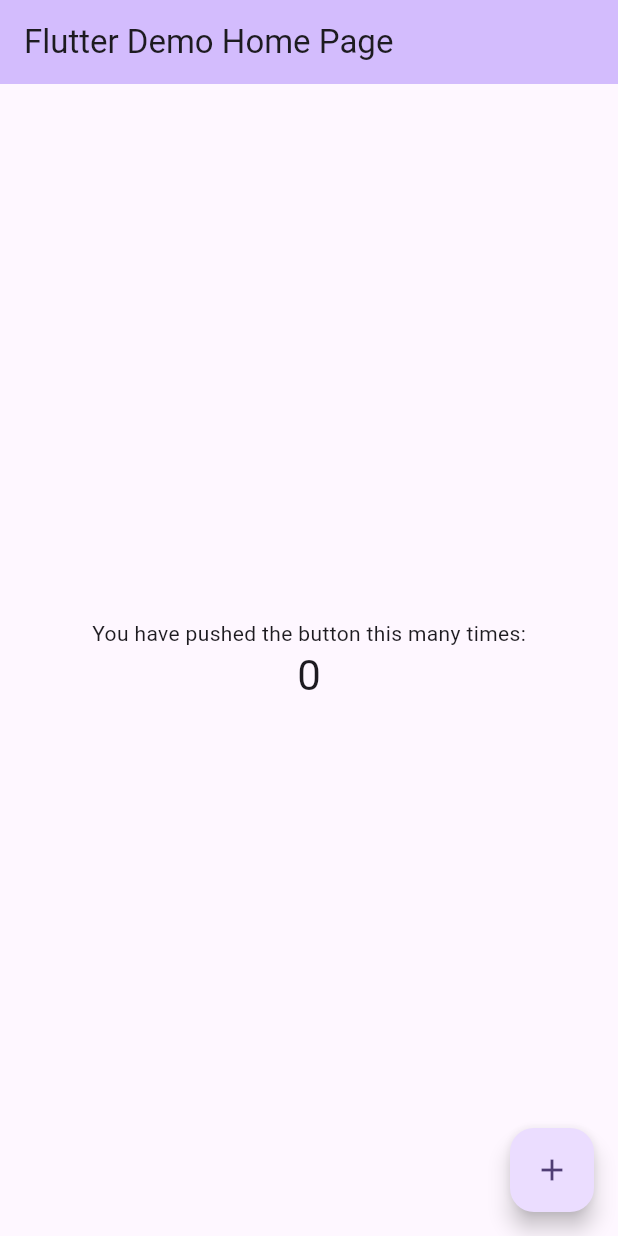
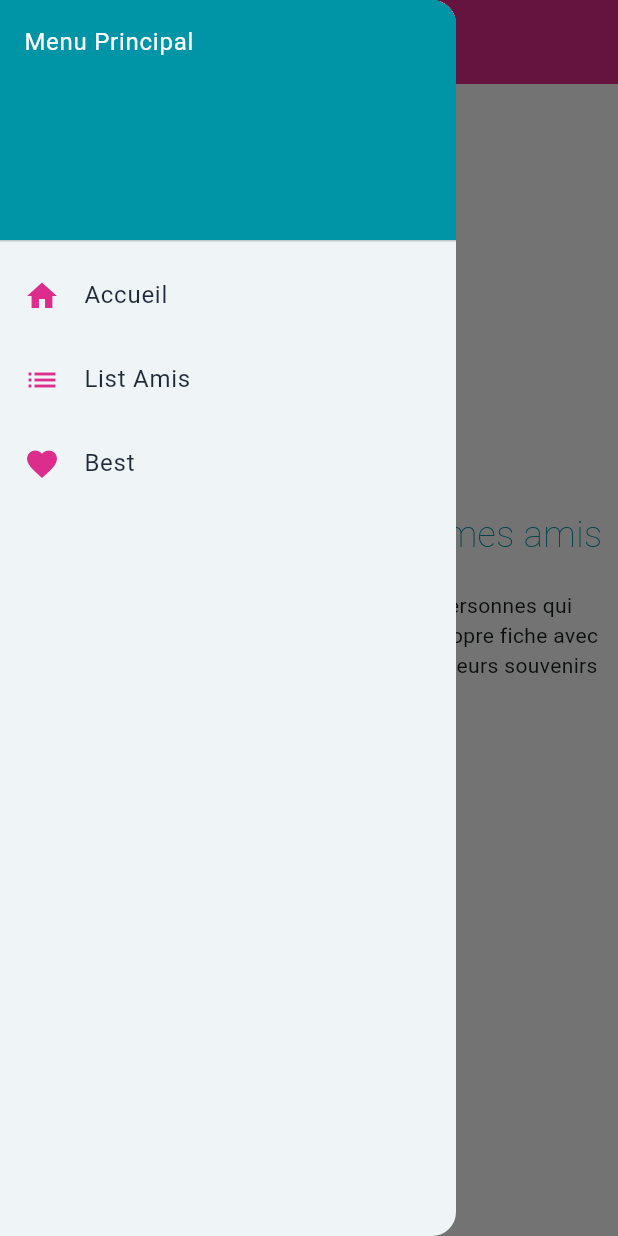
Before and after one commit to lmtlibass/tp-flutter-friends-app, a Flutter app: the screen it shows after launch, with the side drawer open (before the commit the screen has no drawer), on a phone screen of 412 x 824 dp. Run offline on Flutter 3.47's test engine with Material 3 defaults, Android fonts, the phone set to English and light mode, and no system bars.

Commit message:
home pahe -routes app

```diff
--- a/lib/main.dart
+++ b/lib/main.dart
@@ -1,7 +1,20 @@
 import 'package:flutter/material.dart';
+import 'package:myfriends/screens/accueil_screen.dart';
+import 'package:myfriends/screens/best_friend_screen.dart';
+import 'package:myfriends/screens/details_ami_screen.dart';
+import 'package:myfriends/screens/liste_amis_screen.dart';
 
 void main() {
   runApp(const MyApp());
+}
+
+class AppColors {
+  static const teal   = Color(0xFF0094A7);
+   static const pink  = Color(0xFFDC2C8C);
+  static const gold   = Color(0xFFFBBF24);
+  static const bg     = Color(0xFFFAFAFA);
+  static const dark   = Color(0xFF1F2937);
+  static const gray   = Color(0xFF6B7280);
 }
 
 class MyApp extends StatelessWidget {
@@ -11,112 +24,25 @@ class MyApp extends StatelessWidget {
   @override
   Widget build(BuildContext context) {
     return MaterialApp(
-      title: 'Flutter Demo',
+      title: 'My Friends',
+      debugShowCheckedModeBanner: false,
       theme: ThemeData(
-        // This is the theme of your application.
-        //
-        // TRY THIS: Try running your application with "flutter run". You'll see
-        // the application has a purple toolbar. Then, without quitting the app,
-        // try changing the seedColor in the colorScheme below to Colors.green
-        // and then invoke "hot reload" (save your changes or press the "hot
-        // reload" button in a Flutter-supported IDE, or press "r" if you used
-        // the command line to start the app).
-        //
-        // Notice that the counter didn't reset back to zero; the application
-        // state is not lost during the reload. To reset the state, use hot
-        // restart instead.
-        //
-        // This works for code too, not just values: Most code changes can be
-        // tested with just a hot reload.
-        colorScheme: .fromSeed(seedColor: Colors.deepPurple),
+        scaffoldBackgroundColor: AppColors.bg,
+        colorScheme: ColorScheme.fromSeed(seedColor: AppColors.teal),
+        useMaterial3: true,
+        appBarTheme: const AppBarTheme(
+          backgroundColor: AppColors.pink,
+          foregroundColor: Colors.white,
+        )
       ),
-      home: const MyHomePage(title: 'Flutter Demo Home Page'),
+      initialRoute: '/home',
+      routes: {
+        '/home': (context) => const HomePage(),
+        '/list_amis': (context) => ListeAmisScreen(),
+        'detail_ami': (context) => DetailsAmiScreen(),
+        '/best': (context) => BestFriendScreen()
+      },
+      home: HomePage(),
     );
   }
 }
-
-class MyHomePage extends StatefulWidget {
-  const MyHomePage({super.key, required this.title});
-
-  // This widget is the home page of your application. It is stateful, meaning
-  // that it has a State object (defined below) that contains fields that affect
-  // how it looks.
-
-  // This class is the configuration for the state. It holds the values (in this
-  // case the title) provided by the parent (in this case the App widget) and
-  // used by the build method of the State. Fields in a Widget subclass are
-  // always marked "final".
-
-  final String title;
-
-  @override
-  State<MyHomePage> createState() => _MyHomePageState();
-}
-
-class _MyHomePageState extends State<MyHomePage> {
-  int _counter = 0;
-
-  void _incrementCounter() {
-    setState(() {
-      // This call to setState tells the Flutter framework that something has
-      // changed in this State, which causes it to rerun the build method below
-      // so that the display can reflect the updated values. If we changed
-      // _counter without calling setState(), then the build method would not be
-      // called again, and so nothing would appear to happen.
-      _counter++;
-    });
-  }
-
-  @override
-  Widget build(BuildContext context) {
-    // This method is rerun every time setState is called, for instance as done
-    // by the _incrementCounter method above.
-    //
-    // The Flutter framework has been optimized to make rerunning build methods
-    // fast, so that you can just rebuild anything that needs updating rather
-    // than having to individually change instances of widgets.
-    return Scaffold(
-      appBar: AppBar(
-        // TRY THIS: Try changing the color here to a specific color (to
-        // Colors.amber, perhaps?) and trigger a hot reload to see the AppBar
-        // change color while the other colors stay the same.
-        backgroundColor: Theme.of(context).colorScheme.inversePrimary,
-        // Here we take the value from the MyHomePage object that was created by
-        // the App.build method, and use it to set our appbar title.
-        title: Text(widget.title),
-      ),
-      body: Center(
-        // Center is a layout widget. It takes a single child and positions it
-        // in the middle of the parent.
-        child: Column(
-          // Column is also a layout widget. It takes a list of children and
-          // arranges them vertically. By default, it sizes itself to fit its
-          // children horizontally, and tries to be as tall as its parent.
-          //
-          // Column has various properties to control how it sizes itself and
-          // how it positions its children. Here we use mainAxisAlignment to
-          // center the children vertically; the main axis here is the vertical
-          // axis because Columns are vertical (the cross axis would be
-          // horizontal).
-          //
-          // TRY THIS: Invoke "debug painting" (choose the "Toggle Debug Paint"
-          // action in the IDE, or press "p" in the console), to see the
-          // wireframe for each widget.
-          mainAxisAlignment: .center,
-          children: [
-            const Text('You have pushed the button this many times:'),
-            Text(
-              '$_counter',
-              style: Theme.of(context).textTheme.headlineMedium,
-            ),
-          ],
-        ),
-      ),
-      floatingActionButton: FloatingActionButton(
-        onPressed: _incrementCounter,
-        tooltip: 'Increment',
-        child: const Icon(Icons.add),
-      ),
-    );
-  }
-}
--- /dev/null
+++ b/lib/screens/accueil_screen.dart
@@ -0,0 +1,48 @@
+import 'package:flutter/material.dart';
+import 'package:myfriends/main.dart';
+import 'package:myfriends/widgets/drawer.dart';
+
+class HomePage extends StatelessWidget {
+  const HomePage({super.key});
+
+  @override
+  Widget build(BuildContext context) {
+    return Scaffold(
+      appBar: AppBar(title: Text('Accueil')),
+      drawer: LeftDrawer(),
+
+      body: Center(
+        child: Column(
+          mainAxisAlignment: MainAxisAlignment.center,
+          crossAxisAlignment: CrossAxisAlignment.center,
+          children: [
+            const Text(
+              'Bienvenu dans l\'univers de mes amis',
+              style: TextStyle(
+                fontSize: 24.2,
+                color: AppColors.teal,
+                fontWeight: FontWeight(100),
+              ),
+            ),
+            SizedBox(height: 20),
+
+            const Text(
+              "MySquad est mon espace pour présenter les personnes qui comptent "
+              "le plus pour moi. Chaque ami a sa propre fiche avec son histoire, "
+              "ses traits de caractère et nos meilleurs souvenirs partagés. "
+              "Découvrez ma bande !",
+            ),
+            SizedBox(height: 20.2),
+
+            ElevatedButton(
+              onPressed: () {
+                Navigator.pushNamed(context, '/list_amis');
+              },
+              child: Text('Voir mes amis'),
+            ),
+          ],
+        ),
+      ),
+    );
+  }
+}
--- /dev/null
+++ b/lib/screens/best_friend_screen.dart
@@ -0,0 +1,10 @@
+import 'package:flutter/material.dart';
+
+class BestFriendScreen extends StatelessWidget {
+  const BestFriendScreen({super.key});
+
+  @override
+  Widget build(BuildContext context) {
+    return const Placeholder();
+  }
+}
--- /dev/null
+++ b/lib/screens/details_ami_screen.dart
@@ -0,0 +1,10 @@
+import 'package:flutter/material.dart';
+
+class DetailsAmiScreen extends StatelessWidget {
+  const DetailsAmiScreen({super.key});
+
+  @override
+  Widget build(BuildContext context) {
+    return const Placeholder();
+  }
+}
--- /dev/null
+++ b/lib/screens/liste_amis_screen.dart
@@ -0,0 +1,10 @@
+import 'package:flutter/material.dart';
+
+class ListeAmisScreen extends StatelessWidget {
+  const ListeAmisScreen({super.key});
+
+  @override
+  Widget build(BuildContext context) {
+    return const Placeholder();
+  }
+}
--- /dev/null
+++ b/lib/widgets/drawer.dart
@@ -0,0 +1,44 @@
+import 'package:flutter/material.dart';
+import 'package:myfriends/main.dart';
+
+class LeftDrawer extends StatelessWidget {
+  const LeftDrawer({super.key});
+
+  @override
+  Widget build(BuildContext context) {
+    return Drawer(
+      child: ListView(
+        children: [
+          DrawerHeader(
+            decoration: BoxDecoration(color: AppColors.teal),
+            child: Text(
+              'Menu Principal',
+              style: TextStyle(color: Colors.white),
+            ),
+          ),
+          ListTile(
+            leading: Icon(Icons.home, color: AppColors.pink),
+            title: Text('Accueil', style: TextStyle(color: AppColors.dark)),
+            onTap: () {
+              Navigator.pushNamed(context, '/home');
+            },
+          ),
+          ListTile(
+            leading: Icon(Icons.list, color: AppColors.pink),
+            title: Text('List Amis', style: TextStyle(color: AppColors.dark)),
+            onTap: () {
+              Navigator.pushNamed(context, '/list_amis');
+            },
+          ),
+          ListTile(
+            leading: Icon(Icons.favorite, color: AppColors.pink),
+            title: Text('Best', style: TextStyle(color: AppColors.dark)),
+            onTap: () {
+              Navigator.pushNamed(context, '/best');
+            },
+          ),
+        ],
+      ),
+    );
+  }
+}
--- a/pubspec.yaml
+++ b/pubspec.yaml
@@ -58,8 +58,8 @@ flutter:
   uses-material-design: true
 
   # To add assets to your application, add an assets section, like this:
-  # assets:
-  #   - images/a_dot_burr.jpeg
+  assets:
+  - assets/images/
   #   - images/a_dot_ham.jpeg
 
   # An image asset can refer to one or more resolution-specific "variants", see
```
Also changed, not shown: assets/images/amy.png (added), assets/images/david.png (added), assets/images/maimouna.jpeg (added), assets/images/papi.png (added), lib/data/friends_data.dart (added), lib/widgets/friend_card.dart (added).
